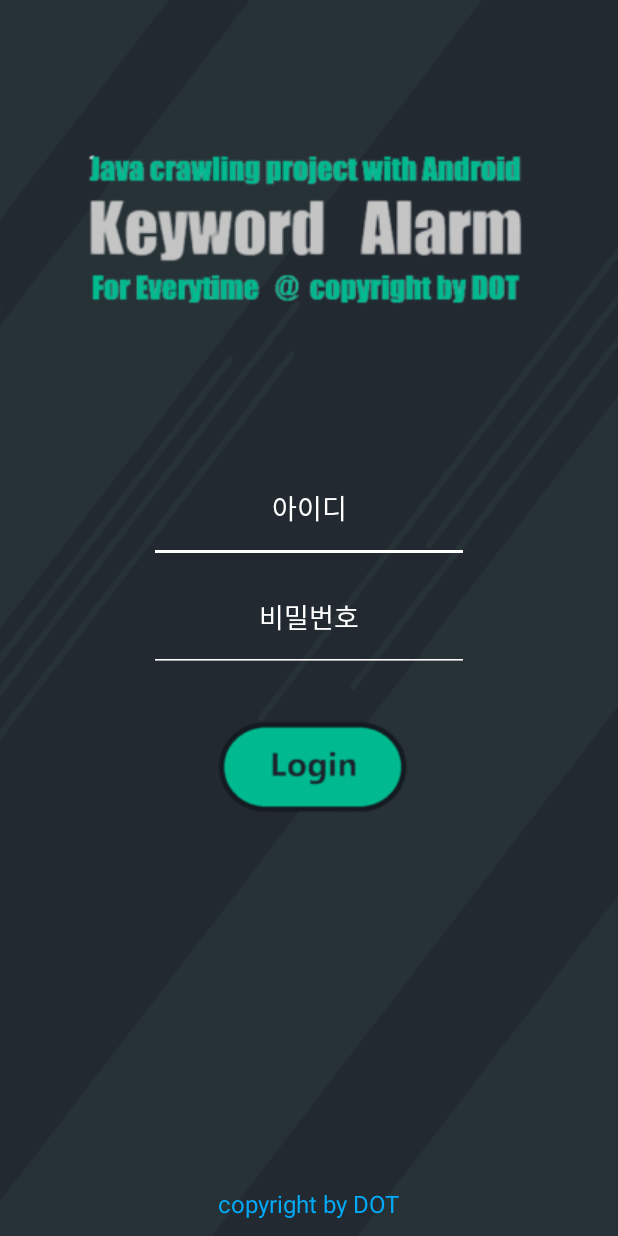
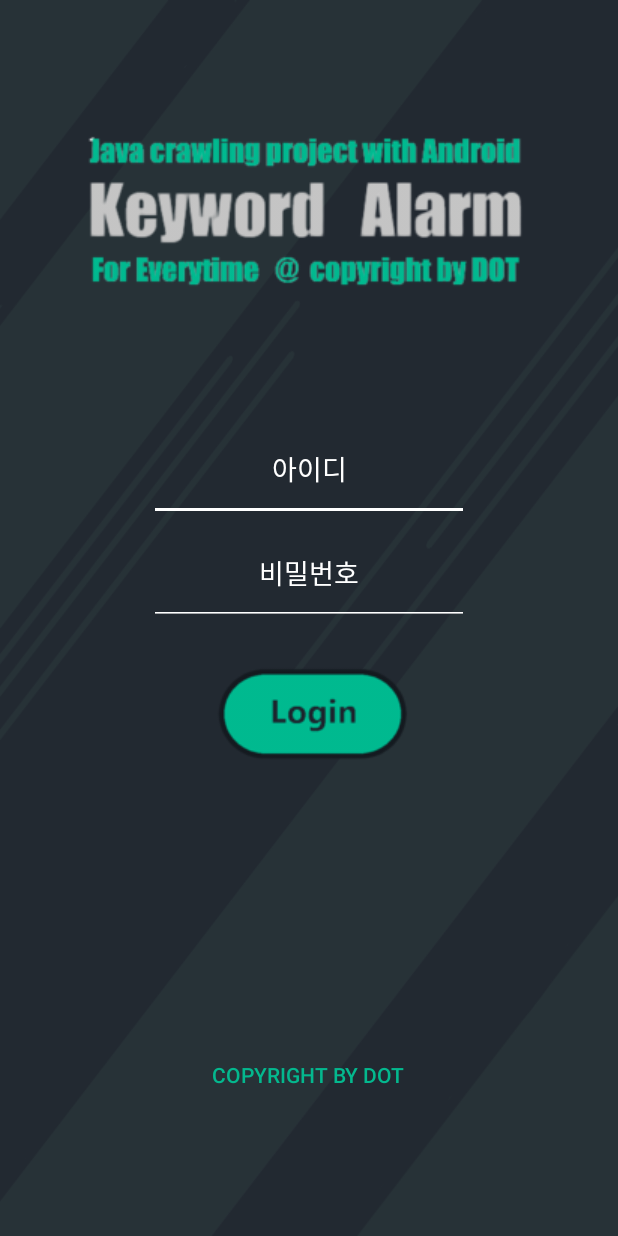
Before and after one commit to seungsu-lee-dev/EverytimeCrawler, an Android app: the screen it shows after launch (MainActivity), on a phone screen of 412 x 824 dp. Run offline under Robolectric (Android 15) with nearby library versions, the phone set to English and light mode, and no system bars.

Commit message:
승수야 도와줘

```diff
--- a/app/src/main/AndroidManifest.xml
+++ b/app/src/main/AndroidManifest.xml
@@ -27,5 +27,8 @@
         <activity android:name=".loading"
             android:windowSoftInputMode="adjustPan">
         </activity>
+        <activity android:name=".Credits">
+
+        </activity>
     </application>
 </manifest>
--- a/app/src/main/java/com/cookandroid/everytimecrawler/MainActivity.java
+++ b/app/src/main/java/com/cookandroid/everytimecrawler/MainActivity.java
@@ -5,6 +5,7 @@ import android.os.Bundle;
 import android.os.Handler;
 import android.view.View;
 import android.view.WindowManager;
+import android.widget.Button;
 import android.widget.EditText;
 import android.widget.ImageButton;
 import android.widget.Toast;
@@ -25,6 +26,7 @@ public class MainActivity extends AppCompatActivity {
     Intent intent;
     ImageButton loginbutton;
     LoginThread thread;
+    Button dot;
 
     @Override
     protected void onCreate(Bundle savedInstanceState) {
@@ -37,6 +39,14 @@ public class MainActivity extends AppCompatActivity {
         login_password = (EditText) findViewById(R.id.login_password);
 
         loginbutton = (ImageButton) findViewById(R.id.loginbutton);
+        dot = (Button) findViewById(R.id.btndot);
+        dot.setOnClickListener(new View.OnClickListener(){
+            @Override
+            public void onClick(View view) {
+                startActivity(new Intent(getApplicationContext(),Credits.class));
+            }
+        });
+
 
         loginbutton.setOnClickListener(new View.OnClickListener() {
             public void onClick(View v) {
--- a/app/src/main/res/layout/activity_main.xml
+++ b/app/src/main/res/layout/activity_main.xml
@@ -85,17 +85,16 @@
 
     </LinearLayout>
 
-    <TextView
-        android:id="@+id/textViewcopyright"
+
+    <Button
+        android:id="@+id/btndot"
         android:layout_width="wrap_content"
         android:layout_height="wrap_content"
         android:layout_gravity="center"
-
-        android:gravity="bottom"
-        android:layout_marginBottom="10dp"
-        android:text="copyright by DOT"
-        android:textColor="#03A9F4"
-        android:textSize="16dp"
-        android:layout_weight="0.7"/>
+        android:layout_weight="1"
+        android:background="#00000000"
+        android:text="Copyright by DOT"
+        android:textColor="@color/colorGreen"
+        ></Button>
 
 </LinearLayout>
--- a/app/src/main/res/layout/sub_main.xml
+++ b/app/src/main/res/layout/sub_main.xml
@@ -174,7 +174,7 @@
         android:layout_height="wrap_content"
         android:layout_gravity="center"
         android:layout_weight="1"
-        android:background="@color/colorNam"
+        android:background="#00000000"
         android:text="Copyright by DOT"
         android:textColor="@color/colorGreen"
         ></Button>
--- a/app/src/main/res/values/colors.xml
+++ b/app/src/main/res/values/colors.xml
@@ -6,4 +6,5 @@
     <color name="colorNam">#273237</color>
     <color name="colorWhite">#FFFFFF</color>
     <color name="colorGreen">#04b88e</color>
+    <color name="colorBlack">#000000</color>
 </resources>
--- a/app/src/main/res/values/strings.xml
+++ b/app/src/main/res/values/strings.xml
@@ -1,3 +1,4 @@
 <resources>
     <string name="app_name">EverytimeCrawler</string>
+    <string name="tab">\u0009\u0009\u0009\u0009\u0009\u0009\u0009</string>
 </resources>
```
Also changed, not shown: app/src/main/java/com/cookandroid/everytimecrawler/Credits.java (added, +44 -0 lines), app/src/main/res/anim/credits.xml (added, +14 -0 lines), app/src/main/res/layout/credits.xml (added, +40 -0 lines), app/src/main/res/layout/credits2.xml (added, +28 -0 lines).
